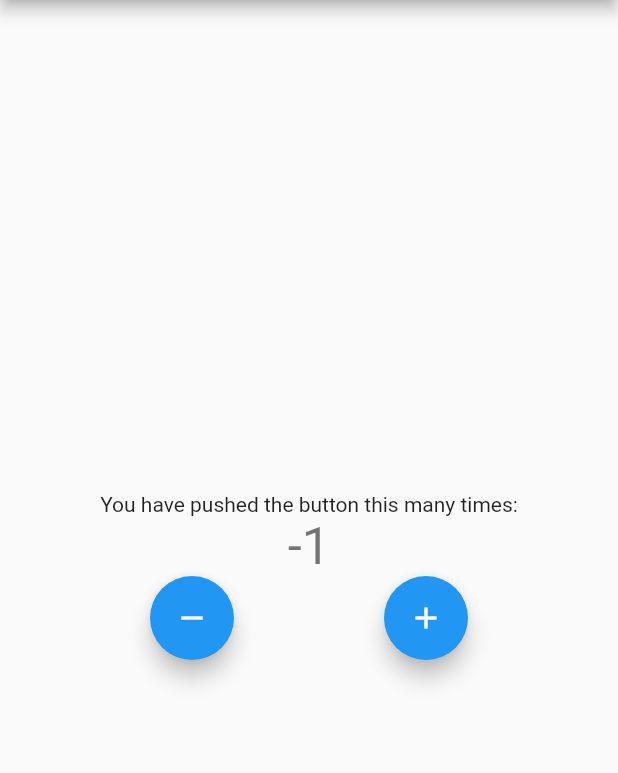
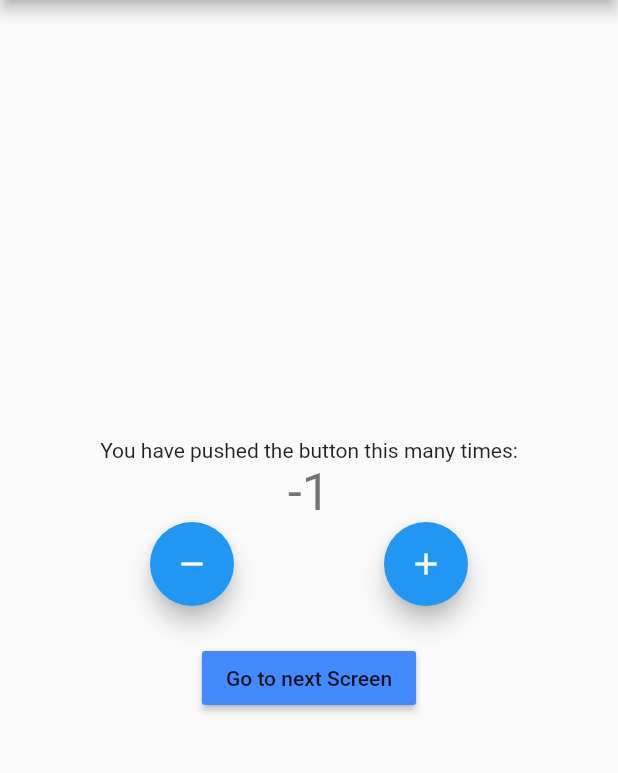
Before and after one commit to meyeroliver/learn_bloc, a Flutter app: the screen it shows after launch, after a tap on the "remove" icon, on a phone screen of 412 x 824 dp, the part 84-857 px from its top. Run offline on Flutter 3.47's test engine with Material 2 defaults, Android fonts, the phone set to English and light mode, and no system bars; our stand-ins replace bloc, flutter_bloc.

Commit message:
unknown routing

```diff
--- a/lib/main.dart
+++ b/lib/main.dart
@@ -1,6 +1,8 @@
 import 'package:flutter/material.dart';
-import 'package:learn_bloc/business_logic/cubits/counter_cubit/counter_cubit.dart';
 import 'package:flutter_bloc/flutter_bloc.dart';
+import 'package:learn_bloc/presentation/screens/home_screen.dart';
+
+import 'logic/cubits/counter_cubit/counter_cubit.dart';
 
 void main() {
   runApp(const MyApp());
@@ -18,88 +20,9 @@ class MyApp extends StatelessWidget {
         theme: ThemeData(
           primarySwatch: Colors.blue,
         ),
-        home: const MyHomePage(title: 'Flutter Demo Home Page'),
-      ),
-    );
-  }
-}
-
-class MyHomePage extends StatefulWidget {
-  const MyHomePage({super.key, required this.title});
-
-  final String title;
-
-  @override
-  State<MyHomePage> createState() => _MyHomePageState();
-}
-
-class _MyHomePageState extends State<MyHomePage> {
-  int _counter = 0;
-
-  void _incrementCounter() {
-    setState(() {
-      _counter++;
-    });
-  }
-
-  @override
-  Widget build(BuildContext context) {
-    return Scaffold(
-      appBar: AppBar(
-        title: Text(widget.title),
-      ),
-      body: Center(
-        child: Column(
-          mainAxisAlignment: MainAxisAlignment.center,
-          children: <Widget>[
-            const Text(
-              'You have pushed the button this many times:',
-            ),
-            BlocConsumer<CounterCubit, CounterState>(
-              builder: (context, state) {
-                return Text(
-                  state.counterValue.toString(),
-                  style: Theme.of(context).textTheme.headline4,
-                );
-              },
-              listener: (context, state) {
-                if (state.wasIncremented == true) {
-                  ScaffoldMessenger.of(context).showSnackBar(
-                    const SnackBar(
-                      content: Text('Incremented'),
-                      duration: Duration(milliseconds: 300),
-                    ),
-                  );
-                } else {
-                  ScaffoldMessenger.of(context).showSnackBar(
-                    const SnackBar(
-                      content: Text('Decremented'),
-                      duration: Duration(milliseconds: 300),
-                    ),
-                  );
-                }
-              },
-            ),
-            Row(
-              mainAxisAlignment: MainAxisAlignment.spaceEvenly,
-              children: [
-                FloatingActionButton(
-                  onPressed: () {
-                    BlocProvider.of<CounterCubit>(context).decrement();
-                  },
-                  tooltip: 'Decrement',
-                  child: const Icon(Icons.remove),
-                ),
-                FloatingActionButton(
-                  onPressed: () {
-                    BlocProvider.of<CounterCubit>(context).increment();
-                  },
-                  tooltip: 'Increment',
-                  child: const Icon(Icons.add),
-                ),
-              ],
-            )
-          ],
+        home: const HomeScreen(
+          title: 'Flutter Demo Home Page',
+          color: Colors.blueAccent,
         ),
       ),
     );
--- /dev/null
+++ b/lib/presentation/screens/home_screen.dart
@@ -0,0 +1,107 @@
+import 'package:flutter/material.dart';
+import 'package:flutter_bloc/flutter_bloc.dart';
+import 'package:learn_bloc/logic/cubits/counter_cubit/counter_cubit.dart';
+import 'package:learn_bloc/presentation/screens/second_screen.dart';
+
+class HomeScreen extends StatefulWidget {
+  const HomeScreen({super.key, required this.title, required this.color});
+
+  final String title;
+  final Color color;
+
+  @override
+  State<HomeScreen> createState() => _HomeScreenState();
+}
+
+class _HomeScreenState extends State<HomeScreen> {
+  int _counter = 0;
+
+  void _incrementCounter() {
+    setState(() {
+      _counter++;
+    });
+  }
+
+  @override
+  Widget build(BuildContext context) {
+    return Scaffold(
+      appBar: AppBar(
+        title: Text(widget.title),
+      ),
+      body: Center(
+        child: Column(
+          mainAxisAlignment: MainAxisAlignment.center,
+          children: <Widget>[
+            const Text(
+              'You have pushed the button this many times:',
+            ),
+            BlocConsumer<CounterCubit, CounterState>(
+              builder: (context, state) {
+                return Text(
+                  state.counterValue.toString(),
+                  style: Theme.of(context).textTheme.headline4,
+                );
+              },
+              listener: (context, state) {
+                if (state.wasIncremented == true) {
+                  ScaffoldMessenger.of(context).showSnackBar(
+                    const SnackBar(
+                      content: Text('Incremented'),
+                      duration: Duration(milliseconds: 300),
+                    ),
+                  );
+                } else {
+                  ScaffoldMessenger.of(context).showSnackBar(
+                    const SnackBar(
+                      content: Text('Decremented'),
+                      duration: Duration(milliseconds: 300),
+                    ),
+                  );
+                }
+              },
+            ),
+            Row(
+              mainAxisAlignment: MainAxisAlignment.spaceEvenly,
+              children: [
+                FloatingActionButton(
+                  onPressed: () {
+                    BlocProvider.of<CounterCubit>(context).decrement();
+                  },
+                  tooltip: 'Decrement',
+                  child: const Icon(Icons.remove),
+                ),
+                FloatingActionButton(
+                  onPressed: () {
+                    BlocProvider.of<CounterCubit>(context).increment();
+                  },
+                  tooltip: 'Increment',
+                  child: const Icon(Icons.add),
+                ),
+              ],
+            ),
+            const SizedBox(
+              height: 24,
+            ),
+            MaterialButton(
+              color: widget.color,
+              onPressed: () {
+                Navigator.of(context).push(
+                  MaterialPageRoute(
+                    builder: (_) => BlocProvider<CounterCubit>.value(
+                      value: BlocProvider.of<CounterCubit>(context),
+                      child: const SecondScreen(
+                          title: 'Second Screen', color: Colors.redAccent),
+                    ),
+                  ),
+                );
+              },
+              child: const Text(
+                'Go to next Screen',
+              ),
+            ),
+          ],
+        ),
+      ),
+    );
+  }
+}
```
Also changed, not shown: lib/presentation/screens/second_screen.dart (added, +95 -0 lines), lib/logic/blocs/temp.dart (added), lib/logic/cubits/counter_cubit/counter_cubit.dart (renamed from lib/business_logic/cubits/counter_cubit/counter_cubit.dart), lib/logic/cubits/counter_cubit/counter_state.dart (renamed from lib/business_logic/cubits/counter_cubit/counter_state.dart), lib/logic/cubits/temp.dart (added).
